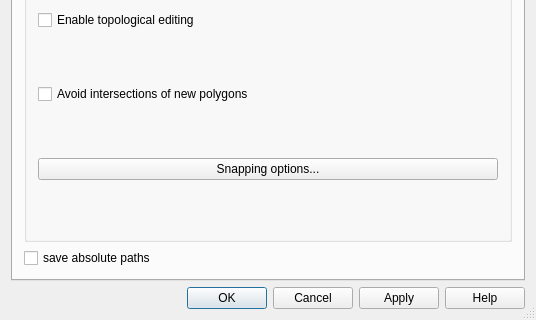
Before: the Qt Designer form qgis/src/ui/qgsprojectpropertiesbase.ui in sourcepole/qgis, drawn with Qt 5; both pictures show x 0 to 536 and y 393 to 713 of the 536 by 713 pixel window.
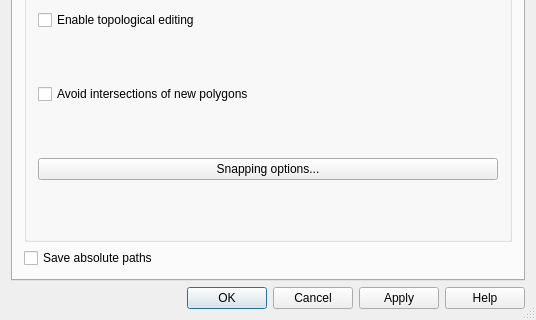
After: the same form once the commit is applied. Icons and pictures are not drawn. Custom widgets are drawn as their Qt base class.

Commit message: Some ui cleanups: capitalise the relative path string in project props. Dont put single widgets in group boxes (wms dialog). Try to tidy up evis event browser widgets by using group boxes

Diff of the .ui file:
```diff
--- a/qgis/src/ui/qgsprojectpropertiesbase.ui
+++ b/qgis/src/ui/qgsprojectpropertiesbase.ui
@@ -269,10 +269,10 @@
          </layout>
         </widget>
        </item>
-       <item row="4" column="0">
-        <widget class="QCheckBox" name="cbxAbsolutePath">
-         <property name="text">
-          <string>save absolute paths</string>
+       <item row="4" column="0" >
+        <widget class="QCheckBox" name="cbxAbsolutePath" >
+         <property name="text" >
+          <string>Save absolute paths</string>
          </property>
         </widget>
        </item>
@@ -321,7 +321,7 @@
    </item>
   </layout>
  </widget>
- <layoutdefault spacing="6" margin="11"/>
+ <layoutdefault spacing="6" margin="11" />
  <customwidgets>
   <customwidget>
    <class>QgsColorButton</class>
```
Left out of the diff: 262 changed lines with no effect on the pictures. The commit also changes 2 other files.
